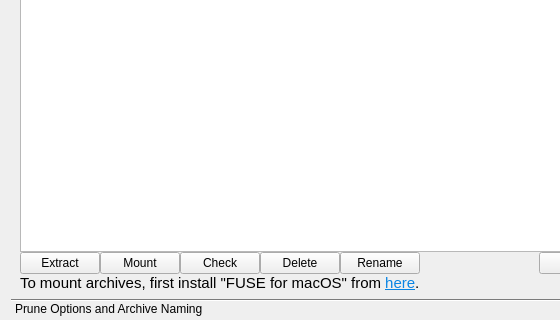
Qt form src/vorta/assets/UI/archivetab.ui (borgbase/vorta) before a commit; both pictures show x 0 to 560 and y 194 to 514 of the 799 by 514 pixel window.
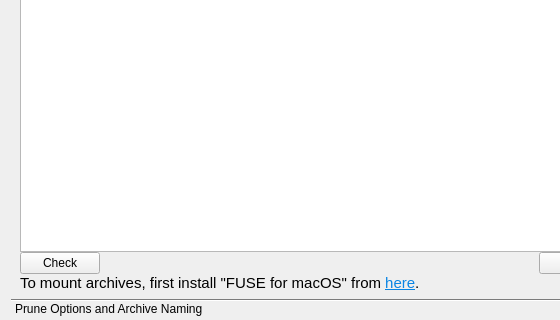
The same form after that commit.

Commit message: Put per-archive actions into menu

Diff of the .ui file:
```diff
--- a/src/vorta/assets/UI/archivetab.ui
+++ b/src/vorta/assets/UI/archivetab.ui
@@ -96,29 +96,6 @@
        </item>
        <item>
         <layout class="QHBoxLayout" name="horizontalLayout_3">
-         <item>
-          <widget class="QPushButton" name="extractButton">
-           <property name="enabled">
-            <bool>true</bool>
-           </property>
-           <property name="text">
-            <string>Extract</string>
-           </property>
-          </widget>
-         </item>
-         <item>
-          <widget class="QPushButton" name="mountButton">
-           <property name="sizePolicy">
-            <sizepolicy hsizetype="Fixed" vsizetype="Fixed">
-             <horstretch>0</horstretch>
-             <verstretch>0</verstretch>
-            </sizepolicy>
-           </property>
-           <property name="text">
-            <string>Mount</string>
-           </property>
-          </widget>
-         </item>
          <item>
           <widget class="QPushButton" name="checkButton">
            <property name="text">
@@ -126,23 +103,6 @@
            </property>
           </widget>
          </item>
-         <item>
-          <widget class="QPushButton" name="deleteButton">
-           <property name="text">
-            <string>Delete</string>
-           </property>
-          </widget>
-         </item>
-         <item>
-          <widget class="QPushButton" name="renameButton">
-           <property name="toolTip">
-            <string>Renaming might affect if the archive gets pruned</string>
-           </property>
-           <property name="text">
-            <string>Rename</string>
-           </property>
-          </widget>
-         </item>
          <item>
           <spacer name="horizontalSpacer">
            <property name="orientation">
```
The commit also changes 1 other file.
